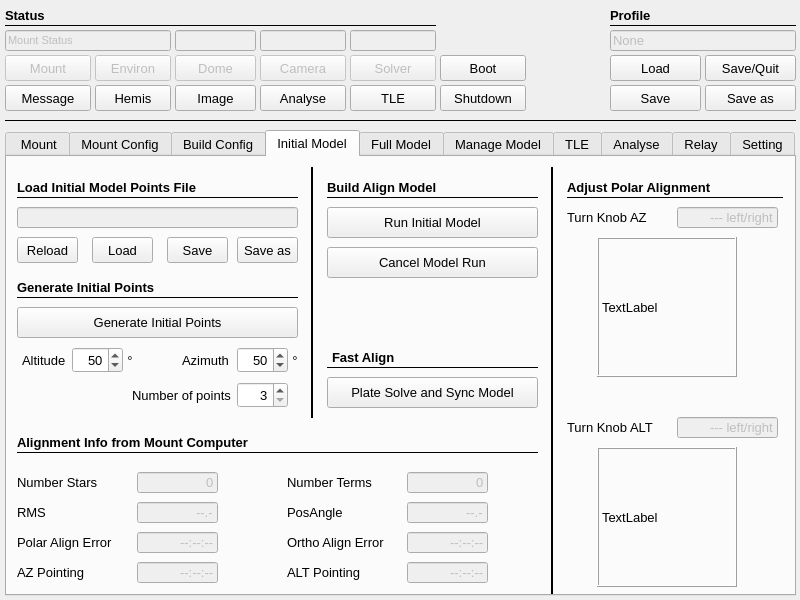
Old version of the form mountwizzard4/gui/main.ui in the repository mworion/MountWizzard4.
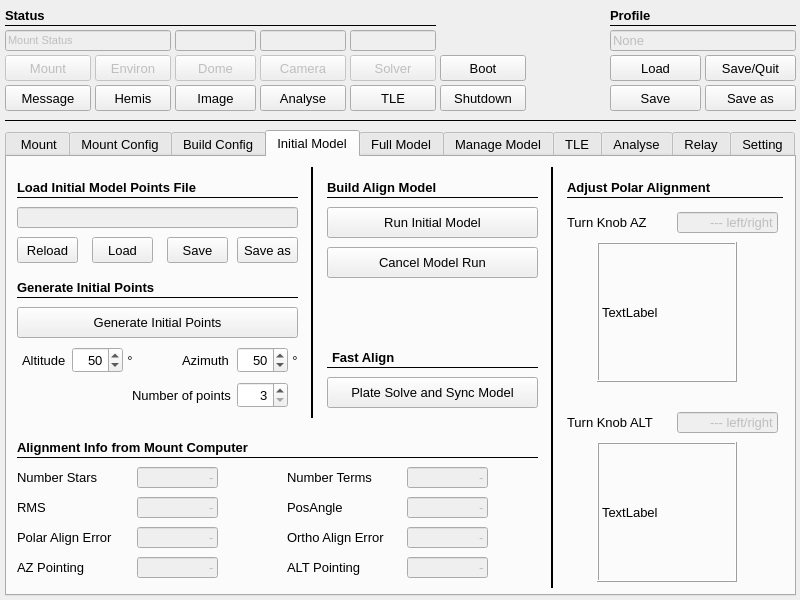
New version of the form. The open tabs and pages were chosen to show the change.

```diff
--- a/mountwizzard4/gui/main.ui
+++ b/mountwizzard4/gui/main.ui
@@ -5864,7 +5864,7 @@
      <property name="geometry">
       <rect>
        <x>10</x>
-       <y>315</y>
+       <y>310</y>
        <width>101</width>
        <height>21</height>
       </rect>
@@ -5885,7 +5885,7 @@
      <property name="geometry">
       <rect>
        <x>130</x>
-       <y>405</y>
+       <y>400</y>
        <width>81</width>
        <height>21</height>
       </rect>
@@ -5914,7 +5914,7 @@
       <enum>Qt::RightToLeft</enum>
      </property>
      <property name="text">
-      <string>--:--:--</string>
+      <string>-</string>
      </property>
      <property name="alignment">
       <set>Qt::AlignRight|Qt::AlignTrailing|Qt::AlignVCenter</set>
@@ -5930,7 +5930,7 @@
      <property name="geometry">
       <rect>
        <x>400</x>
-       <y>345</y>
+       <y>340</y>
        <width>81</width>
        <height>21</height>
       </rect>
@@ -5959,7 +5959,7 @@
       <enum>Qt::RightToLeft</enum>
      </property>
      <property name="text">
-      <string>--.-</string>
+      <string>-</string>
      </property>
      <property name="alignment">
       <set>Qt::AlignRight|Qt::AlignTrailing|Qt::AlignVCenter</set>
@@ -5975,7 +5975,7 @@
      <property name="geometry">
       <rect>
        <x>670</x>
-       <y>50</y>
+       <y>55</y>
        <width>101</width>
        <height>21</height>
       </rect>
@@ -6020,7 +6020,7 @@
      <property name="geometry">
       <rect>
        <x>130</x>
-       <y>375</y>
+       <y>370</y>
        <width>81</width>
        <height>21</height>
       </rect>
@@ -6049,7 +6049,7 @@
       <enum>Qt::RightToLeft</enum>
      </property>
      <property name="text">
-      <string>--:--:--</string>
+      <string>-</string>
      </property>
      <property name="alignment">
       <set>Qt::AlignRight|Qt::AlignTrailing|Qt::AlignVCenter</set>
@@ -6062,7 +6062,7 @@
      <property name="geometry">
       <rect>
        <x>10</x>
-       <y>345</y>
+       <y>340</y>
        <width>91</width>
        <height>21</height>
       </rect>
@@ -6080,7 +6080,7 @@
      <property name="geometry">
       <rect>
        <x>280</x>
-       <y>375</y>
+       <y>370</y>
        <width>101</width>
        <height>21</height>
       </rect>
@@ -6101,7 +6101,7 @@
      <property name="geometry">
       <rect>
        <x>400</x>
-       <y>315</y>
+       <y>310</y>
        <width>81</width>
        <height>21</height>
       </rect>
@@ -6130,7 +6130,7 @@
       <enum>Qt::RightToLeft</enum>
      </property>
      <property name="text">
-      <string>0</string>
+      <string>-</string>
      </property>
      <property name="alignment">
       <set>Qt::AlignRight|Qt::AlignTrailing|Qt::AlignVCenter</set>
@@ -6146,7 +6146,7 @@
      <property name="geometry">
       <rect>
        <x>670</x>
-       <y>260</y>
+       <y>255</y>
        <width>101</width>
        <height>21</height>
       </rect>
@@ -6188,7 +6188,7 @@
      <property name="geometry">
       <rect>
        <x>560</x>
-       <y>50</y>
+       <y>55</y>
        <width>91</width>
        <height>21</height>
       </rect>
@@ -6206,7 +6206,7 @@
      <property name="geometry">
       <rect>
        <x>10</x>
-       <y>405</y>
+       <y>400</y>
        <width>91</width>
        <height>21</height>
       </rect>
@@ -6227,7 +6227,7 @@
      <property name="geometry">
       <rect>
        <x>130</x>
-       <y>315</y>
+       <y>310</y>
        <width>81</width>
        <height>21</height>
       </rect>
@@ -6256,7 +6256,7 @@
       <enum>Qt::RightToLeft</enum>
      </property>
      <property name="text">
-      <string>0</string>
+      <string>-</string>
      </property>
      <property name="alignment">
       <set>Qt::AlignRight|Qt::AlignTrailing|Qt::AlignVCenter</set>
@@ -6272,7 +6272,7 @@
      <property name="geometry">
       <rect>
        <x>130</x>
-       <y>345</y>
+       <y>340</y>
        <width>81</width>
        <height>21</height>
       </rect>
@@ -6301,7 +6301,7 @@
       <enum>Qt::RightToLeft</enum>
      </property>
      <property name="text">
-      <string>--.-</string>
+      <string>-</string>
      </property>
      <property name="alignment">
       <set>Qt::AlignRight|Qt::AlignTrailing|Qt::AlignVCenter</set>
@@ -6314,7 +6314,7 @@
      <property name="geometry">
       <rect>
        <x>10</x>
-       <y>275</y>
+       <y>280</y>
        <width>291</width>
        <height>21</height>
       </rect>
@@ -6337,7 +6337,7 @@
      <property name="geometry">
       <rect>
        <x>400</x>
-       <y>375</y>
+       <y>370</y>
        <width>81</width>
        <height>21</height>
       </rect>
@@ -6366,7 +6366,7 @@
       <enum>Qt::RightToLeft</enum>
      </property>
      <property name="text">
-      <string>--:--:--</string>
+      <string>-</string>
      </property>
      <property name="alignment">
       <set>Qt::AlignRight|Qt::AlignTrailing|Qt::AlignVCenter</set>
@@ -6379,7 +6379,7 @@
      <property name="geometry">
       <rect>
        <x>280</x>
-       <y>405</y>
+       <y>400</y>
        <width>91</width>
        <height>21</height>
       </rect>
@@ -6397,7 +6397,7 @@
      <property name="geometry">
       <rect>
        <x>10</x>
-       <y>375</y>
+       <y>370</y>
        <width>101</width>
        <height>21</height>
       </rect>
@@ -6418,7 +6418,7 @@
      <property name="geometry">
       <rect>
        <x>400</x>
-       <y>405</y>
+       <y>400</y>
        <width>81</width>
        <height>21</height>
       </rect>
@@ -6447,7 +6447,7 @@
       <enum>Qt::RightToLeft</enum>
      </property>
      <property name="text">
-      <string>--:--:--</string>
+      <string>-</string>
      </property>
      <property name="alignment">
       <set>Qt::AlignRight|Qt::AlignTrailing|Qt::AlignVCenter</set>
@@ -6460,7 +6460,7 @@
      <property name="geometry">
       <rect>
        <x>280</x>
-       <y>315</y>
+       <y>310</y>
        <width>101</width>
        <height>21</height>
       </rect>
@@ -6478,7 +6478,7 @@
      <property name="geometry">
       <rect>
        <x>560</x>
-       <y>260</y>
+       <y>255</y>
        <width>91</width>
        <height>21</height>
       </rect>
@@ -6496,7 +6496,7 @@
      <property name="geometry">
       <rect>
        <x>10</x>
-       <y>295</y>
+       <y>300</y>
        <width>521</width>
        <height>1</height>
       </rect>
@@ -6512,7 +6512,7 @@
      <property name="geometry">
       <rect>
        <x>280</x>
-       <y>345</y>
+       <y>340</y>
        <width>71</width>
        <height>21</height>
       </rect>
@@ -6626,7 +6626,7 @@
        <x>540</x>
        <y>10</y>
        <width>11</width>
-       <height>431</height>
+       <height>421</height>
       </rect>
      </property>
      <property name="styleSheet">
@@ -6646,7 +6646,7 @@
      <property name="geometry">
       <rect>
        <x>590</x>
-       <y>80</y>
+       <y>85</y>
        <width>140</width>
        <height>140</height>
       </rect>
@@ -6740,7 +6740,7 @@
      <property name="geometry">
       <rect>
        <x>590</x>
-       <y>290</y>
+       <y>285</y>
        <width>140</width>
        <height>140</height>
       </rect>
```
Left out of the diff: 152 changed lines with no effect on the pictures.
